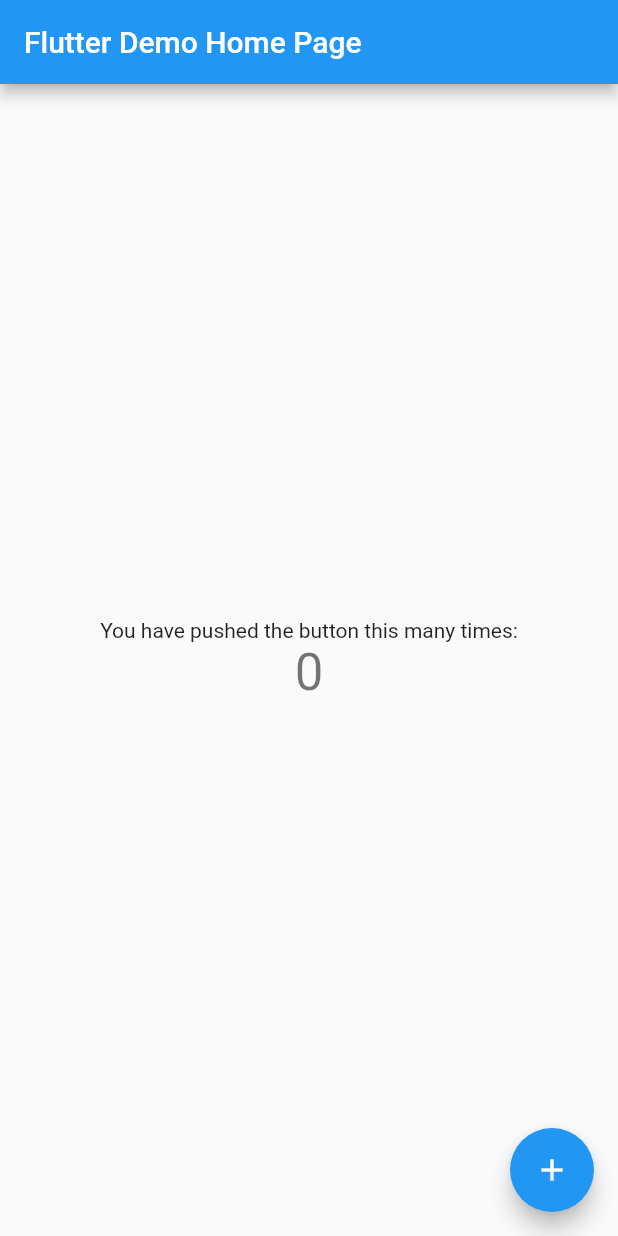
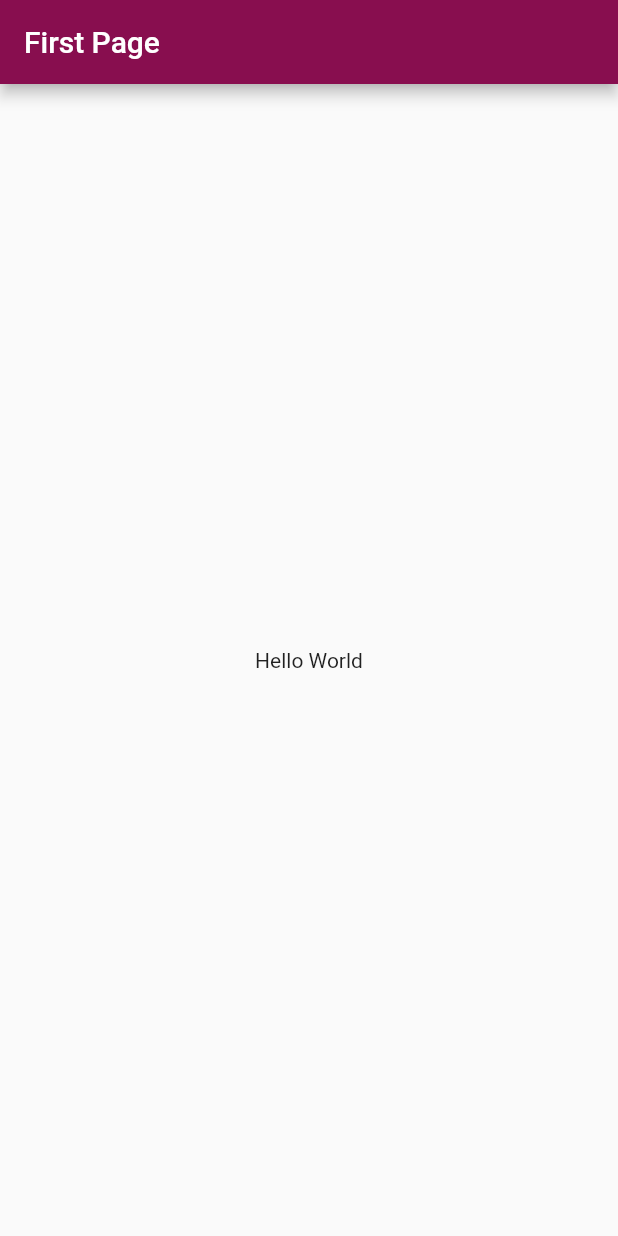
Before and after one commit to MCarlomagno/FlutterMobilenet, a Flutter app: the screen it shows after launch, on a phone screen of 412 x 824 dp. Run offline on Flutter 3.47's test engine with Material 2 defaults, Android fonts, the phone set to English and light mode, and no system bars.

Commit message:
add:ok_hand:: first setup

```diff
--- a/lib/main.dart
+++ b/lib/main.dart
@@ -20,28 +20,20 @@ class MyApp extends StatelessWidget {
         // or simply save your changes to "hot reload" in a Flutter IDE).
         // Notice that the counter didn't reset back to zero; the application
         // is not restarted.
-        primarySwatch: Colors.blue,
+        primaryColor: Color(0xFF880e4f),
+        accentColor: Color(0xFF00bfa5),
         // This makes the visual density adapt to the platform that you run
         // the app on. For desktop platforms, the controls will be smaller and
         // closer together (more dense) than on mobile platforms.
         visualDensity: VisualDensity.adaptivePlatformDensity,
       ),
-      home: MyHomePage(title: 'Flutter Demo Home Page'),
+      home: MyHomePage(title: 'First Page'),
     );
   }
 }
 
 class MyHomePage extends StatefulWidget {
   MyHomePage({Key key, this.title}) : super(key: key);
-
-  // This widget is the home page of your application. It is stateful, meaning
-  // that it has a State object (defined below) that contains fields that affect
-  // how it looks.
-
-  // This class is the configuration for the state. It holds the values (in this
-  // case the title) provided by the parent (in this case the App widget) and
-  // used by the build method of the State. Fields in a Widget subclass are
-  // always marked "final".
 
   final String title;
 
@@ -50,68 +42,23 @@ class MyHomePage extends StatefulWidget {
 }
 
 class _MyHomePageState extends State<MyHomePage> {
-  int _counter = 0;
-
-  void _incrementCounter() {
-    setState(() {
-      // This call to setState tells the Flutter framework that something has
-      // changed in this State, which causes it to rerun the build method below
-      // so that the display can reflect the updated values. If we changed
-      // _counter without calling setState(), then the build method would not be
-      // called again, and so nothing would appear to happen.
-      _counter++;
-    });
-  }
 
   @override
   Widget build(BuildContext context) {
-    // This method is rerun every time setState is called, for instance as done
-    // by the _incrementCounter method above.
-    //
-    // The Flutter framework has been optimized to make rerunning build methods
-    // fast, so that you can just rebuild anything that needs updating rather
-    // than having to individually change instances of widgets.
     return Scaffold(
       appBar: AppBar(
-        // Here we take the value from the MyHomePage object that was created by
-        // the App.build method, and use it to set our appbar title.
         title: Text(widget.title),
       ),
       body: Center(
-        // Center is a layout widget. It takes a single child and positions it
-        // in the middle of the parent.
         child: Column(
-          // Column is also a layout widget. It takes a list of children and
-          // arranges them vertically. By default, it sizes itself to fit its
-          // children horizontally, and tries to be as tall as its parent.
-          //
-          // Invoke "debug painting" (press "p" in the console, choose the
-          // "Toggle Debug Paint" action from the Flutter Inspector in Android
-          // Studio, or the "Toggle Debug Paint" command in Visual Studio Code)
-          // to see the wireframe for each widget.
-          //
-          // Column has various properties to control how it sizes itself and
-          // how it positions its children. Here we use mainAxisAlignment to
-          // center the children vertically; the main axis here is the vertical
-          // axis because Columns are vertical (the cross axis would be
-          // horizontal).
           mainAxisAlignment: MainAxisAlignment.center,
           children: <Widget>[
             Text(
-              'You have pushed the button this many times:',
-            ),
-            Text(
-              '$_counter',
-              style: Theme.of(context).textTheme.headline4,
+              'Hello World',
             ),
           ],
         ),
       ),
-      floatingActionButton: FloatingActionButton(
-        onPressed: _incrementCounter,
-        tooltip: 'Increment',
-        child: Icon(Icons.add),
-      ), // This trailing comma makes auto-formatting nicer for build methods.
     );
   }
 }
```
